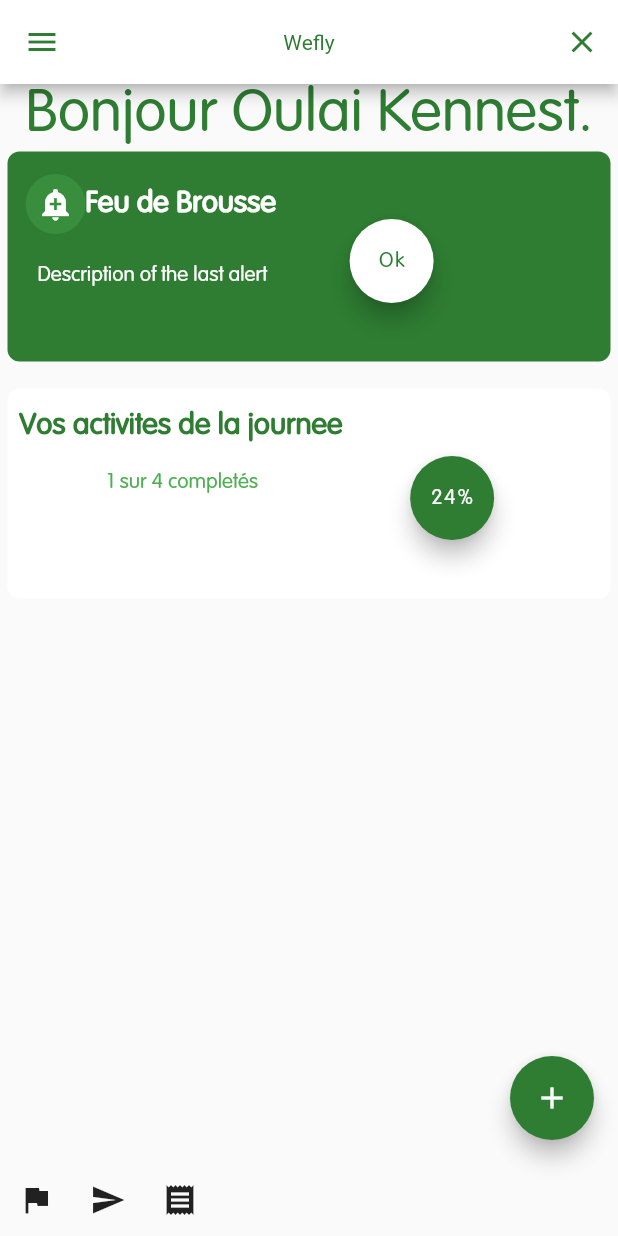
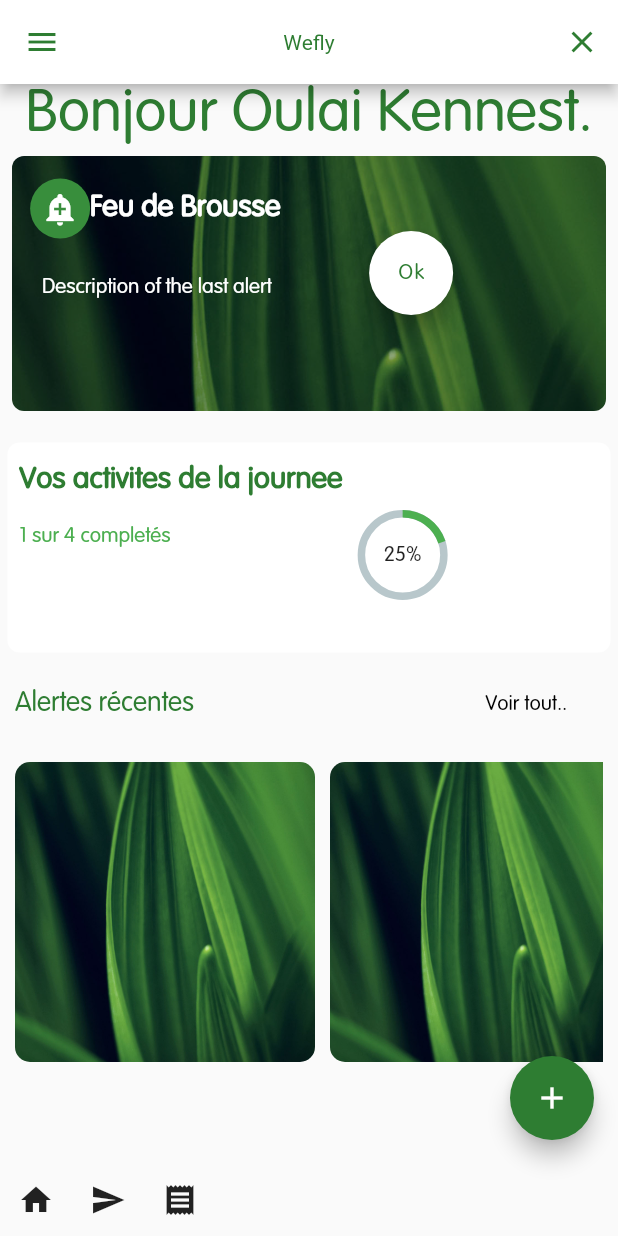
Before and after one commit to kennest/wefly_flutter, a Flutter app: the HomePage screen opened by its route, on a phone screen of 412 x 824 dp. Run offline on Flutter 3.47's test engine with Material 2 defaults, Android fonts, the phone set to English and light mode, and no system bars; drawn by our look-alikes of percent_indicator; our stand-ins replace cached_network_image, shared_preferences; accounts and stored records are empty.

Commit message:
02/06/2019

```diff
--- a/lib/pages/home_page.dart
+++ b/lib/pages/home_page.dart
@@ -1,19 +1,16 @@
-import 'package:flutter/foundation.dart';
 import 'package:flutter/material.dart';
 import 'package:provider/provider.dart';
-import 'package:weflyapps/pages/home/received_page.dart';
-import 'package:weflyapps/pages/home/sent_page.dart';
 import 'package:weflyapps/repositories/data_repository.dart';
 import 'package:weflyapps/repositories/user_repository.dart';
 import 'package:weflyapps/services/data_service.dart';
+import 'package:percent_indicator/percent_indicator.dart';
 
 class HomePage extends StatefulWidget {
   @override
   _HomePageState createState() => _HomePageState();
 }
 
-class _HomePageState extends State<HomePage>
-    with SingleTickerProviderStateMixin {
+class _HomePageState extends State<HomePage> with TickerProviderStateMixin {
   DataRepository dataRepository;
   var currentIndex = 0;
   DataService dataService;
@@ -45,8 +42,10 @@ class _HomePageState extends State<HomePage>
           ),
           drawer: Drawer(
               elevation: 5.0,
+              child: Scaffold(
+                body: SingleChildScrollView(
                   child: Column(
-              mainAxisAlignment: MainAxisAlignment.start,
+                    mainAxisAlignment: MainAxisAlignment.center,
                     children: <Widget>[
                       ListTile(
                         title: Text("Profile"),
@@ -59,6 +58,7 @@ class _HomePageState extends State<HomePage>
                     ],
                   ),
                 ),
+              )),
           body: SingleChildScrollView(
             child: Column(
               children: <Widget>[
@@ -67,11 +67,17 @@ class _HomePageState extends State<HomePage>
                   style: TextStyle(color: Colors.green[800], fontSize: 40.0),
                 ),
                 Container(
-                  margin: EdgeInsets.all(5.0),
-                  height: 140.0,
+                    margin: EdgeInsets.all(8.0),
+                    height: 170.0,
                     decoration: BoxDecoration(
+                      image: DecorationImage(
+                          image: AssetImage('assets/images/bg.jpg'),
+                          fit: BoxFit.cover,
+                          colorFilter: ColorFilter.mode(
+                              Colors.black.withOpacity(0.3),
+                              BlendMode.srcATop)),
                       borderRadius: BorderRadius.circular(8.0),
-                      color: Colors.green[800]),
+                    ),
                     child: Wrap(
                       children: <Widget>[
                         Row(
@@ -80,11 +86,14 @@ class _HomePageState extends State<HomePage>
                             Column(
                               children: <Widget>[
                                 Padding(
-                                padding: EdgeInsets.fromLTRB(8.0, 15.0, 10.0, 0.0),
+                                  padding:
+                                      EdgeInsets.fromLTRB(8.0, 15.0, 10.0, 0.0),
                                   child: Row(
+                                    mainAxisAlignment:
+                                        MainAxisAlignment.spaceBetween,
                                     children: <Widget>[
                                       CircleAvatar(
-                                      child:Icon(Icons.add_alert),
+                                        child: Icon(Icons.add_alert),
                                       ),
                                       Text("Feu de Brousse",
                                           style: TextStyle(
@@ -95,7 +104,8 @@ class _HomePageState extends State<HomePage>
                                   ),
                                 ),
                                 Padding(
-                                padding: EdgeInsets.fromLTRB(20.0, 20.0, 20.0, 0.0),
+                                  padding: EdgeInsets.fromLTRB(
+                                      20.0, 25.0, 20.0, 0.0),
                                   child: Text(
                                     "Description of the last alert",
                                     style: TextStyle(color: Colors.white),
@@ -104,18 +114,21 @@ class _HomePageState extends State<HomePage>
                               ],
                             ),
                             Padding(
-                              padding: EdgeInsets.fromLTRB(35.0,45.0,0.0,0.0),
+                                padding:
+                                    EdgeInsets.fromLTRB(45.0, 50.0, 0.0, 0.0),
                                 child: FloatingActionButton(
+                                  heroTag: "alt",
                                   backgroundColor: Colors.white,
                                   onPressed: () {},
-                                child: Text("Ok",style: TextStyle(color: Colors.green[800]),),
+                                  child: Text(
+                                    "Ok",
+                                    style: TextStyle(color: Colors.green[800]),
+                                  ),
                                 ))
                           ],
                         ),
                       ],
-                  )
-
-                ),
+                    )),
                 SizedBox(
                   height: 8.0,
                 ),
@@ -131,9 +144,11 @@ class _HomePageState extends State<HomePage>
                           crossAxisAlignment: CrossAxisAlignment.start,
                           children: <Widget>[
                             Column(
+                              crossAxisAlignment: CrossAxisAlignment.start,
                               children: <Widget>[
                                 Padding(
-                                  padding: EdgeInsets.fromLTRB(8.0, 15.0, 10.0, 0.0),
+                                  padding:
+                                      EdgeInsets.fromLTRB(8.0, 15.0, 10.0, 0.0),
                                   child: Row(
                                     children: <Widget>[
                                       Text("Vos activites de la journee",
@@ -145,7 +160,8 @@ class _HomePageState extends State<HomePage>
                                   ),
                                 ),
                                 Padding(
-                                  padding: EdgeInsets.fromLTRB(0.0, 20.0, 0.0, 0.0),
+                                  padding:
+                                      EdgeInsets.fromLTRB(8.0, 20.0, 0.0, 0.0),
                                   child: Text(
                                     "1 sur 4 completés",
                                     style: TextStyle(color: Colors.green),
@@ -154,17 +170,69 @@ class _HomePageState extends State<HomePage>
                               ],
                             ),
                             Padding(
-                                padding: EdgeInsets.fromLTRB(35.0,45.0,0.0,0.0),
-                                child: FloatingActionButton(
-                                  backgroundColor: Colors.green[800],
-                                  onPressed: () {},
-                                  child: Text("24%",style: TextStyle(color: Colors.white),),
+                                padding:
+                                    EdgeInsets.fromLTRB(0.0, 45.0, 0.0, 0.0),
+                                child: CircularPercentIndicator(
+                                  radius: 60.0,
+                                  lineWidth: 5.0,
+                                  percent: 0.2,
+                                  center: new Text("25%"),
+                                  progressColor: Colors.green,
                                 ))
                           ],
                         ),
                       ],
+                    )),
+                Padding(
+                  padding: EdgeInsets.fromLTRB(10.0, 5.0, 10.0, 15.0),
+                  child: Row(
+                    mainAxisAlignment: MainAxisAlignment.spaceBetween,
+                    children: <Widget>[
+                      Text(
+                        "Alertes récentes",
+                        style:
+                        TextStyle(color: Colors.green[800], fontSize: 18.0),
+                      ),
+                      MaterialButton(
+                        child: Text(
+                          "Voir tout..",
+                        ),
+                        onPressed: () {},
                       )
-
+                    ],
+                  ),
+                ),
+                Container(
+                  padding: EdgeInsets.only(left: 10.0, right: 10.0),
+                  height: 200.0,
+                  child: ListView(
+                    scrollDirection: Axis.horizontal,
+                    children: <Widget>[
+                      Container(
+                        height: 200.0,
+                        width: 200.0,
+                        decoration: BoxDecoration(
+                            borderRadius: BorderRadius.circular(10.0),
+                            image: DecorationImage(
+                                image: AssetImage('assets/images/bg.jpg'),
+                                fit: BoxFit.cover
+                            )
+                        ),
+                      ),
+                      SizedBox(width: 10.0),
+                      Container(
+                        height: 200.0,
+                        width: 200.0,
+                        decoration: BoxDecoration(
+                            borderRadius: BorderRadius.circular(10.0),
+                            image: DecorationImage(
+                                image: AssetImage('assets/images/bg.jpg'),
+                                fit: BoxFit.cover
+                            )
+                        ),
+                      )
+                    ],
+                  ),
                 ),
               ],
             ),
@@ -172,7 +240,7 @@ class _HomePageState extends State<HomePage>
           bottomNavigationBar: Row(
             children: <Widget>[
               IconButton(
-                icon: Icon(Icons.flag),
+                icon: Icon(Icons.home),
                 onPressed: () {},
               ),
               IconButton(
@@ -186,6 +254,7 @@ class _HomePageState extends State<HomePage>
             ],
           ),
           floatingActionButton: FloatingActionButton(
+            heroTag: "new",
             backgroundColor: Colors.green[800],
             child: Icon(Icons.add),
             onPressed: () {},
--- a/lib/pages/splash_page.dart
+++ b/lib/pages/splash_page.dart
@@ -3,19 +3,17 @@ import 'package:shared_preferences/shared_preferences.dart';
 
 class SplashPage extends StatefulWidget {
   SplashPage({Key key}) : super(key: key);
-
   _SplashPageState createState() => _SplashPageState();
 }
-
-
 
 class _SplashPageState extends State<SplashPage> {
 
   @override
   void initState() {
-    // TODO: implement initState
     super.initState();
+    Future.delayed(Duration(seconds: 2));
     _checkToken();
+    //Isolate.spawn(_checkToken(), "message");
   }
 
   _checkToken()async{
@@ -23,6 +21,8 @@ class _SplashPageState extends State<SplashPage> {
     if(prefs.containsKey("token")){
       print('Token -> ${prefs.get("token")}');
       Navigator.pushNamed(context, '/home');
+    }else{
+       Navigator.pushNamed(context, '/login');
     }
   }
   @override
@@ -39,12 +39,10 @@ class _SplashPageState extends State<SplashPage> {
           children: <Widget>[
             Image.asset(
               'assets/images/logo.png',
-              height: 180.0,
-              width: 180.0,
+              height: 170.0,
+              width: 170.0,
             ),
-            RaisedButton(onPressed: (){
-              Navigator.of(context).pushNamed('/login');
-            },child: Text("Suivant"),)
+           CircularProgressIndicator(),
           ],
         )
 
--- a/lib/services/services.dart
+++ b/lib/services/services.dart
@@ -1 +1,2 @@
 export 'auth_service.dart';
+export 'data_service.dart';
--- a/pubspec.yaml
+++ b/pubspec.yaml
@@ -37,6 +37,9 @@ dependencies:
   flutter_cache_manager:
   shared_preferences: ^0.5.3+1
   corsac_jwt: ^0.1.2
+  objectdb: ^1.0.7+1
+  percent_indicator: ^2.1.1
+  sms: ^0.2.4
 
   # The following adds the Cupertino Icons font to your application.
   # Use with the CupertinoIcons class for iOS style icons.
```
Also changed, not shown: pubspec.lock. Lines whose indentation alone changed are shown as unchanged.
